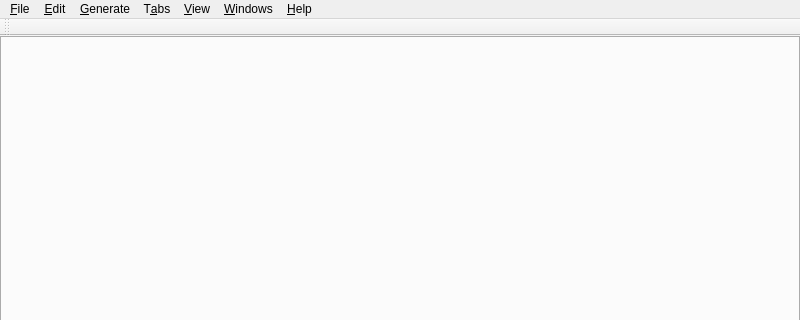
This is UI/glitch-mainwindow.ui in textbrowser/glitch as Qt 5 draws it before an edit; both pictures show x 0 to 800 and y 0 to 320 of the 800 by 600 pixel window. The edited form follows.
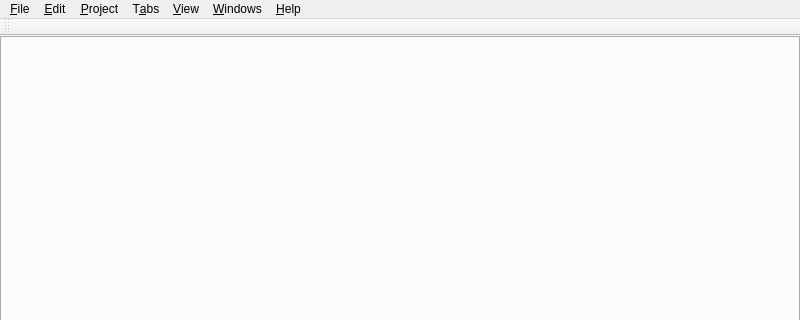
This is the edited form. Icons and pictures are not drawn. Custom widgets are drawn as their Qt base class.

Commit message: Project IDE.

```diff
--- a/UI/glitch-mainwindow.ui
+++ b/UI/glitch-mainwindow.ui
@@ -127,9 +127,9 @@
     <addaction name="separator"/>
     <addaction name="action_Canvas_Settings"/>
    </widget>
-   <widget class="QMenu" name="menu_Generate">
+   <widget class="QMenu" name="menu_Project">
     <property name="title">
-     <string>&amp;Generate</string>
+     <string>&amp;Project</string>
     </property>
     <addaction name="action_Generate_Source"/>
     <addaction name="action_Show_Project_IDE"/>
@@ -154,7 +154,7 @@
    </widget>
    <addaction name="menu_File"/>
    <addaction name="menu_Edit"/>
-   <addaction name="menu_Generate"/>
+   <addaction name="menu_Project"/>
    <addaction name="menu_Tabs"/>
    <addaction name="menu_View"/>
    <addaction name="menu_Windows"/>
```
The commit also changes 7 other files.
